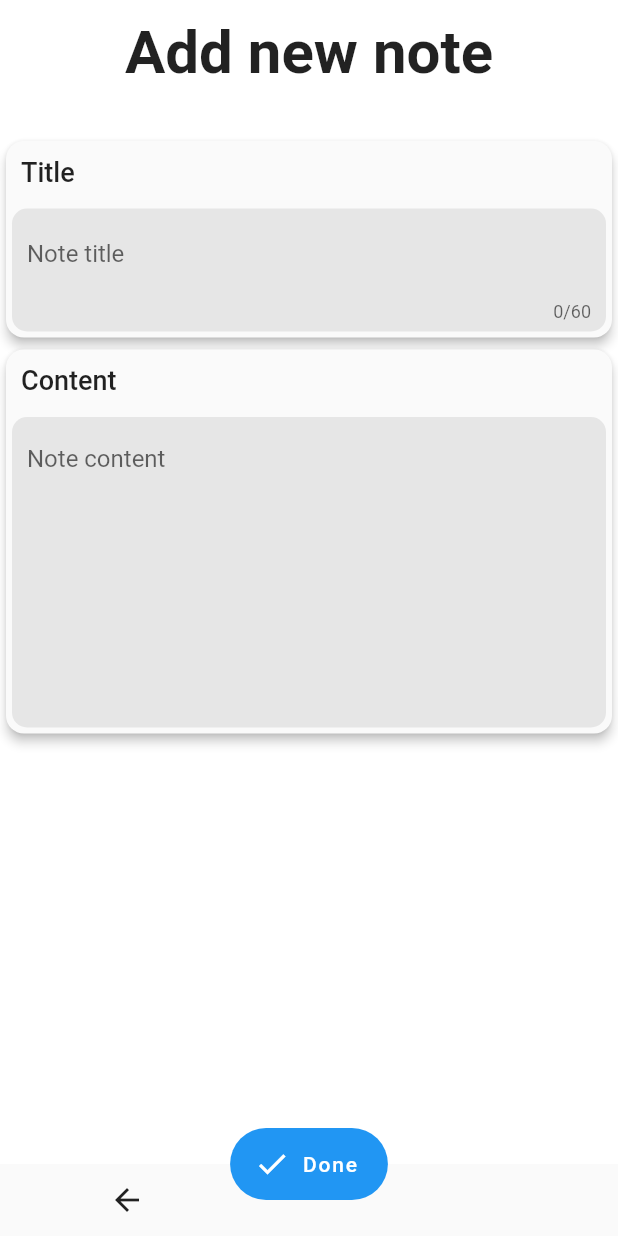
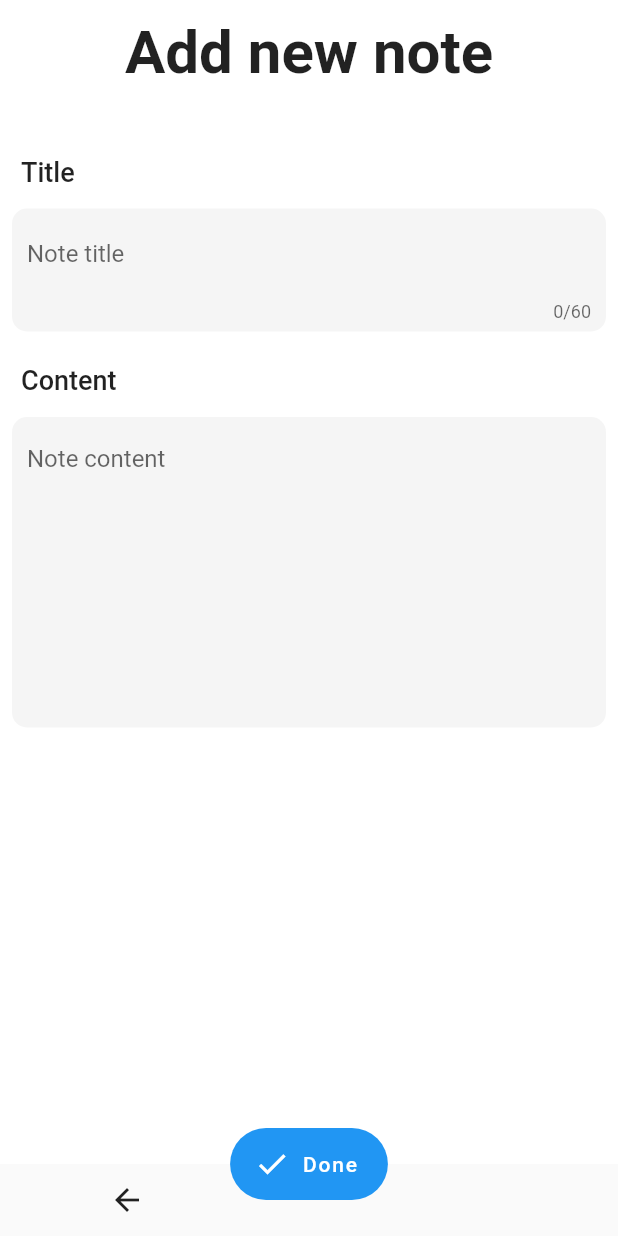
Before and after one commit to PotatoProject/Leaflet, a Flutter app: the ModifyNotesRoute screen opened by its route, on a phone screen of 412 x 824 dp. Run offline on Flutter 3.47's test engine with Material 2 defaults, Android fonts, the phone set to English and light mode, and no system bars; our stand-ins replace shared_preferences, sqflite; missing offline and left inert: flutter_material_color_picker; accounts and stored records are empty.

Commit message:
notes: Fixed app label and changed style of cards

```diff
--- a/lib/main.dart
+++ b/lib/main.dart
@@ -360,12 +360,15 @@ class _NotesMainPageState extends State<NotesMainPageRoute> {
   }
 
   Widget NoteList(BuildContext context, int index) {
+    Color borderCardColor = HSLColor.fromColor(Theme.of(context).textTheme.title.color)
+        .withAlpha(0.2)
+        .toColor();
     return Card(
-      color: Theme.of(context).brightness == Brightness.dark
-          ? Theme.of(context).dividerColor
-          : Theme.of(context).scaffoldBackgroundColor,
-      elevation: 3.0,
-      shape: RoundedRectangleBorder(borderRadius: BorderRadius.circular(16.0)),
+      elevation: 0.0,
+      shape: RoundedRectangleBorder(
+        borderRadius: BorderRadius.circular(16.0),
+        side: BorderSide(color: borderCardColor, width: 1.0),
+      ),
       child: Column(
         crossAxisAlignment: CrossAxisAlignment.start,
         children: <Widget>[
@@ -498,19 +501,16 @@ class _ModifyNotesState extends State<ModifyNotesRoute> {
           : Theme.of(context).scaffoldBackgroundColor;
 
     double cardBrightness = Theme.of(context).brightness == Brightness.dark
-          ? 0.7
-          : 0.9;
+          ? 0.5
+          : 0.96;
+
+    Color borderCardColor = HSLColor.fromColor(Theme.of(context).textTheme.title.color)
+        .withAlpha(0.2)
+        .toColor();
 
     return Scaffold(
       backgroundColor: Theme.of(context).cardColor,
       key: scaffoldKey,
-      //resizeToAvoidBottomPadding: false,
-      /*appBar: AppBar(
-        title: Text(noteId == null ? "Add new note" : "Update note"),
-        leading: IconButton(
-            icon: new Icon(Icons.arrow_back),
-            onPressed: () => Navigator.pop(context)),
-      ),*/
       body: Stack(
         children: <Widget>[
           Padding(
@@ -533,8 +533,7 @@ class _ModifyNotesState extends State<ModifyNotesRoute> {
             child: ListView(
               children: <Widget>[
                 Card(
-                  color: cardColor,
-                  elevation: 3,
+                  elevation: 0.0,
                   shape: RoundedRectangleBorder(borderRadius: BorderRadius.circular(12.0)),
                   child: Column(
                     crossAxisAlignment: CrossAxisAlignment.start,
@@ -571,8 +570,7 @@ class _ModifyNotesState extends State<ModifyNotesRoute> {
                   )
                 ),
                 Card(
-                  color: cardColor,
-                  elevation: 3,
+                  elevation: 0.0,
                   shape: RoundedRectangleBorder(borderRadius: BorderRadius.circular(12.0)),
                   child: Column(
                     mainAxisSize: MainAxisSize.min,
```
Also changed, not shown: 1 other file.
